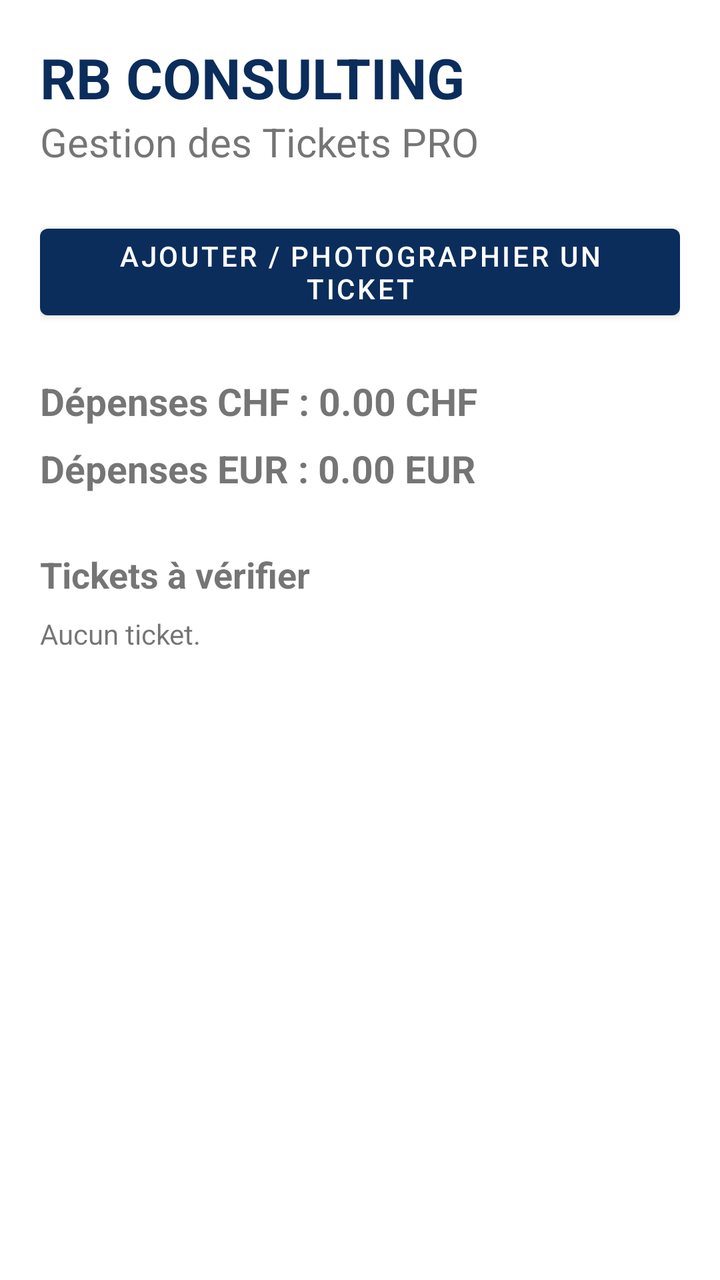
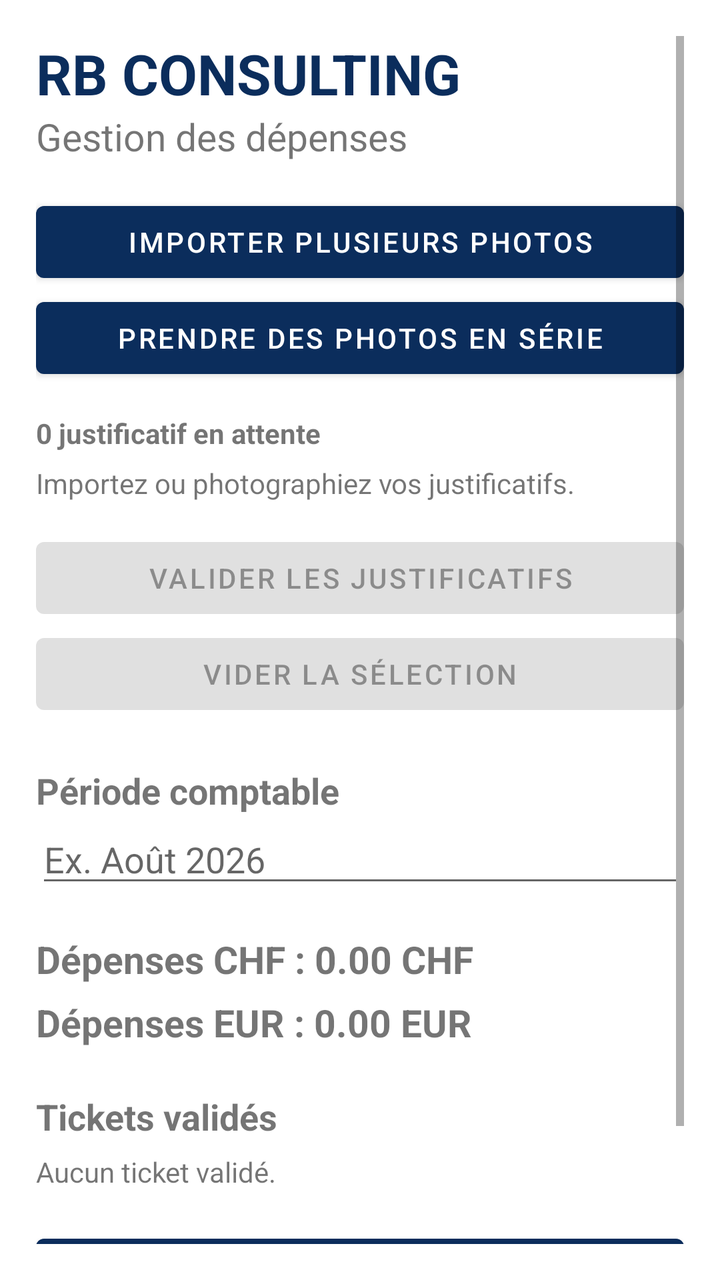

An Android layout rendered at two revisions. The XML below is the earlier revision; the diff shows what the commit changed to produce the second picture.
<!-- AndroidManifest.xml: application theme Theme.RBTickets -->
<!-- res/layout/activity_main.xml -->
<?xml version="1.0" encoding="utf-8"?>
<ScrollView xmlns:android="http://schemas.android.com/apk/res/android" android:layout_width="match_parent" android:layout_height="match_parent" android:padding="20dp">
<LinearLayout android:orientation="vertical" android:layout_width="match_parent" android:layout_height="wrap_content">
<TextView android:text="RB CONSULTING" android:textStyle="bold" android:textSize="28sp" android:textColor="#0B2D5C" android:layout_width="wrap_content" android:layout_height="wrap_content"/>
<TextView android:text="Gestion des Tickets PRO" android:textSize="20sp" android:layout_marginBottom="24dp" android:layout_width="wrap_content" android:layout_height="wrap_content"/>
<Button android:id="@+id/addTicket" android:text="Ajouter / photographier un ticket" android:layout_width="match_parent" android:layout_height="wrap_content"/>
<TextView android:id="@+id/chfTotal" android:text="Dépenses CHF : 0.00 CHF" android:textSize="19sp" android:textStyle="bold" android:layout_marginTop="24dp" android:layout_width="match_parent" android:layout_height="wrap_content"/>
<TextView android:id="@+id/eurTotal" android:text="Dépenses EUR : 0.00 EUR" android:textSize="19sp" android:textStyle="bold" android:layout_marginTop="8dp" android:layout_width="match_parent" android:layout_height="wrap_content"/>
<TextView android:text="Tickets à vérifier" android:textSize="18sp" android:textStyle="bold" android:layout_marginTop="28dp" android:layout_width="match_parent" android:layout_height="wrap_content"/>
<TextView android:id="@+id/result" android:text="Aucun ticket." android:layout_marginTop="8dp" android:layout_width="match_parent" android:layout_height="wrap_content"/>
</LinearLayout></ScrollView>
<!-- resources referenced by this layout -->
<resources>
  <style name="Theme.RBTickets" parent="Theme.MaterialComponents.DayNight.NoActionBar">
      <item name="colorPrimary">#0B2D5C</item>
      <item name="colorPrimaryVariant">#071F40</item>
      <item name="colorOnPrimary">#FFFFFF</item>
  </style>
</resources>

<!-- the commit's change to res/layout/activity_main.xml (unified diff, before → after) -->
@@ -1,11 +1,22 @@
 <?xml version="1.0" encoding="utf-8"?>
-<ScrollView xmlns:android="http://schemas.android.com/apk/res/android" android:layout_width="match_parent" android:layout_height="match_parent" android:padding="20dp">
-<LinearLayout android:orientation="vertical" android:layout_width="match_parent" android:layout_height="wrap_content">
-<TextView android:text="RB CONSULTING" android:textStyle="bold" android:textSize="28sp" android:textColor="#0B2D5C" android:layout_width="wrap_content" android:layout_height="wrap_content"/>
-<TextView android:text="Gestion des Tickets PRO" android:textSize="20sp" android:layout_marginBottom="24dp" android:layout_width="wrap_content" android:layout_height="wrap_content"/>
-<Button android:id="@+id/addTicket" android:text="Ajouter / photographier un ticket" android:layout_width="match_parent" android:layout_height="wrap_content"/>
-<TextView android:id="@+id/chfTotal" android:text="Dépenses CHF : 0.00 CHF" android:textSize="19sp" android:textStyle="bold" android:layout_marginTop="24dp" android:layout_width="match_parent" android:layout_height="wrap_content"/>
-<TextView android:id="@+id/eurTotal" android:text="Dépenses EUR : 0.00 EUR" android:textSize="19sp" android:textStyle="bold" android:layout_marginTop="8dp" android:layout_width="match_parent" android:layout_height="wrap_content"/>
-<TextView android:text="Tickets à vérifier" android:textSize="18sp" android:textStyle="bold" android:layout_marginTop="28dp" android:layout_width="match_parent" android:layout_height="wrap_content"/>
-<TextView android:id="@+id/result" android:text="Aucun ticket." android:layout_marginTop="8dp" android:layout_width="match_parent" android:layout_height="wrap_content"/>
-</LinearLayout></ScrollView>
+<ScrollView xmlns:android="http://schemas.android.com/apk/res/android"
+    android:layout_width="match_parent" android:layout_height="match_parent" android:padding="18dp">
+    <LinearLayout android:orientation="vertical" android:layout_width="match_parent" android:layout_height="wrap_content">
+        <TextView android:text="RB CONSULTING" android:textStyle="bold" android:textSize="28sp" android:textColor="#0B2D5C" android:layout_width="wrap_content" android:layout_height="wrap_content"/>
+        <TextView android:text="Gestion des dépenses" android:textSize="19sp" android:layout_marginBottom="16dp" android:layout_width="wrap_content" android:layout_height="wrap_content"/>
+        <Button android:id="@+id/importPhotos" android:text="Importer plusieurs photos" android:layout_width="match_parent" android:layout_height="wrap_content"/>
+        <Button android:id="@+id/takePhoto" android:text="Prendre des photos en série" android:layout_width="match_parent" android:layout_height="wrap_content"/>
+        <TextView android:id="@+id/queueCount" android:text="0 justificatif en attente" android:textStyle="bold" android:layout_marginTop="14dp" android:layout_width="match_parent" android:layout_height="wrap_content"/>
+        <TextView android:id="@+id/queuePreview" android:text="Importez ou photographiez vos justificatifs." android:layout_marginTop="6dp" android:layout_width="match_parent" android:layout_height="wrap_content"/>
+        <Button android:id="@+id/validateAll" android:text="VALIDER LES JUSTIFICATIFS" android:enabled="false" android:layout_marginTop="14dp" android:layout_width="match_parent" android:layout_height="wrap_content"/>
+        <Button android:id="@+id/clearQueue" android:text="Vider la sélection" android:enabled="false" android:layout_width="match_parent" android:layout_height="wrap_content"/>
+        <TextView android:text="Période comptable" android:textStyle="bold" android:textSize="18sp" android:layout_marginTop="22dp" android:layout_width="match_parent" android:layout_height="wrap_content"/>
+        <EditText android:id="@+id/periodName" android:hint="Ex. Août 2026" android:layout_width="match_parent" android:layout_height="wrap_content"/>
+        <TextView android:id="@+id/chfTotal" android:text="Dépenses CHF : 0.00 CHF" android:textSize="19sp" android:textStyle="bold" android:layout_marginTop="18dp" android:layout_width="match_parent" android:layout_height="wrap_content"/>
+        <TextView android:id="@+id/eurTotal" android:text="Dépenses EUR : 0.00 EUR" android:textSize="19sp" android:textStyle="bold" android:layout_marginTop="6dp" android:layout_width="match_parent" android:layout_height="wrap_content"/>
+        <TextView android:text="Tickets validés" android:textSize="18sp" android:textStyle="bold" android:layout_marginTop="22dp" android:layout_width="match_parent" android:layout_height="wrap_content"/>
+        <TextView android:id="@+id/result" android:text="Aucun ticket validé." android:layout_marginTop="6dp" android:layout_width="match_parent" android:layout_height="wrap_content"/>
+        <Button android:id="@+id/exportPdf" android:text="Exporter / clôturer la période" android:layout_marginTop="18dp" android:layout_width="match_parent" android:layout_height="wrap_content"/>
+        <Button android:id="@+id/archive" android:text="Archives" android:layout_width="match_parent" android:layout_height="wrap_content"/>
+    </LinearLayout>
+</ScrollView>
